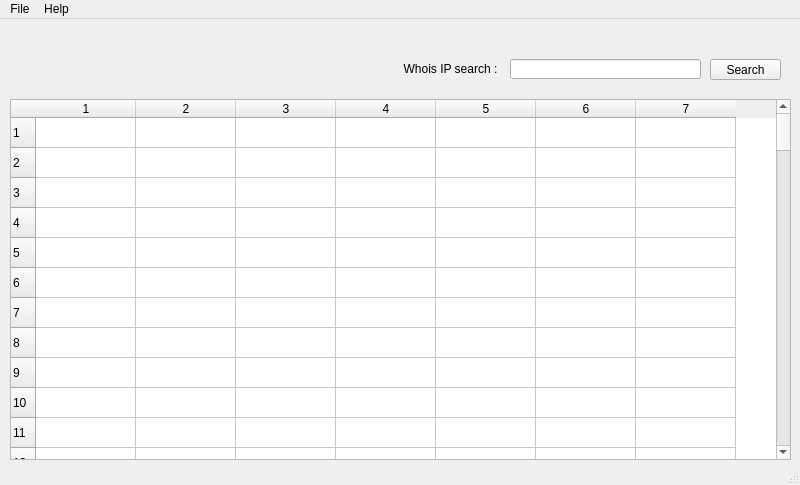
First picture: the form in main_form.ui, repository IT4211/eml-parser, before the edit.
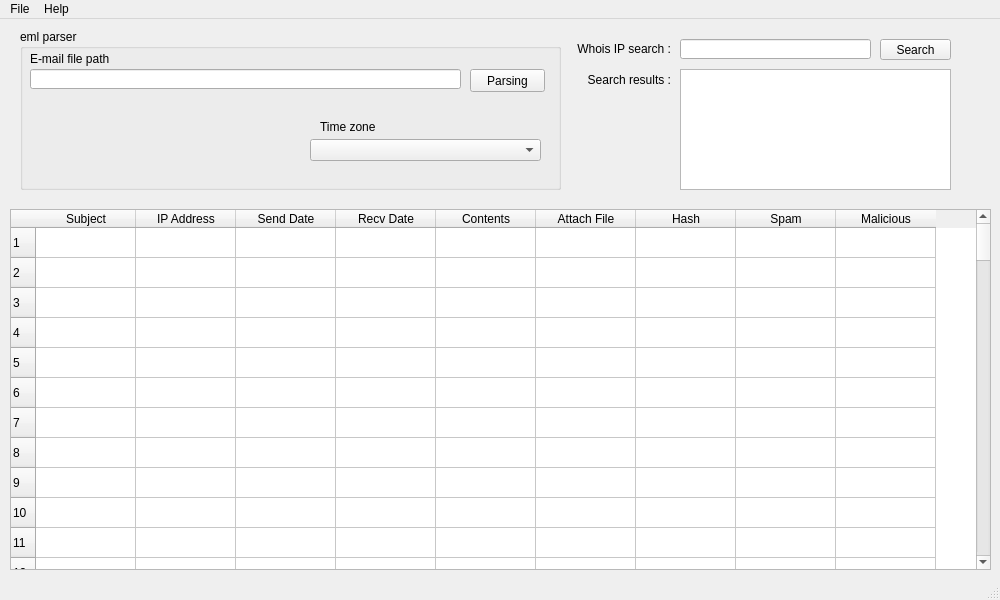
Second picture: the form after the edit.

Diff of the .ui file:
```diff
--- a/main_form.ui
+++ b/main_form.ui
@@ -6,26 +6,26 @@
    <rect>
     <x>0</x>
     <y>0</y>
-    <width>800</width>
-    <height>485</height>
+    <width>1000</width>
+    <height>600</height>
    </rect>
   </property>
   <property name="sizePolicy">
    <sizepolicy hsizetype="Fixed" vsizetype="Fixed">
-    <horstretch>0</horstretch>
+    <horstretch>100</horstretch>
     <verstretch>0</verstretch>
    </sizepolicy>
   </property>
   <property name="minimumSize">
    <size>
-    <width>800</width>
-    <height>485</height>
+    <width>1000</width>
+    <height>600</height>
    </size>
   </property>
   <property name="maximumSize">
    <size>
-    <width>800</width>
-    <height>485</height>
+    <width>1000</width>
+    <height>600</height>
    </size>
   </property>
   <property name="windowTitle">
@@ -36,8 +36,8 @@
     <property name="geometry">
      <rect>
       <x>10</x>
-      <y>80</y>
-      <width>781</width>
+      <y>190</y>
+      <width>981</width>
       <height>361</height>
      </rect>
     </property>
@@ -48,7 +48,7 @@
      <number>100</number>
     </property>
     <property name="columnCount">
-     <number>7</number>
+     <number>9</number>
     </property>
     <row/>
     <row/>
@@ -150,19 +150,57 @@
     <row/>
     <row/>
     <row/>
-    <column/>
-    <column/>
-    <column/>
-    <column/>
-    <column/>
-    <column/>
-    <column/>
+    <column>
+     <property name="text">
+      <string>Subject</string>
+     </property>
+    </column>
+    <column>
+     <property name="text">
+      <string>IP Address</string>
+     </property>
+    </column>
+    <column>
+     <property name="text">
+      <string>Send Date</string>
+     </property>
+    </column>
+    <column>
+     <property name="text">
+      <string>Recv Date</string>
+     </property>
+    </column>
+    <column>
+     <property name="text">
+      <string>Contents</string>
+     </property>
+    </column>
+    <column>
+     <property name="text">
+      <string>Attach File</string>
+     </property>
+    </column>
+    <column>
+     <property name="text">
+      <string>Hash</string>
+     </property>
+    </column>
+    <column>
+     <property name="text">
+      <string>Spam</string>
+     </property>
+    </column>
+    <column>
+     <property name="text">
+      <string>Malicious</string>
+     </property>
+    </column>
    </widget>
    <widget class="QPushButton" name="IPSearch_Button">
     <property name="geometry">
      <rect>
-      <x>710</x>
-      <y>40</y>
+      <x>880</x>
+      <y>20</y>
       <width>71</width>
       <height>21</height>
      </rect>
@@ -174,8 +212,8 @@
    <widget class="QLineEdit" name="IPinput_lineEdit">
     <property name="geometry">
      <rect>
-      <x>510</x>
-      <y>40</y>
+      <x>680</x>
+      <y>20</y>
       <width>191</width>
       <height>20</height>
      </rect>
@@ -184,9 +222,9 @@
    <widget class="QLabel" name="label">
     <property name="geometry">
      <rect>
-      <x>390</x>
-      <y>40</y>
-      <width>121</width>
+      <x>560</x>
+      <y>20</y>
+      <width>111</width>
       <height>20</height>
      </rect>
     </property>
@@ -194,16 +232,130 @@
      <string>Whois IP search :</string>
     </property>
     <property name="alignment">
-     <set>Qt::AlignCenter</set>
+     <set>Qt::AlignRight|Qt::AlignTrailing|Qt::AlignVCenter</set>
     </property>
    </widget>
+   <widget class="QTextEdit" name="Whois_res_TextEdit">
+    <property name="geometry">
+     <rect>
+      <x>680</x>
+      <y>50</y>
+      <width>271</width>
+      <height>121</height>
+     </rect>
+    </property>
+    <property name="readOnly">
+     <bool>true</bool>
+    </property>
+   </widget>
+   <widget class="QLabel" name="label_3">
+    <property name="geometry">
+     <rect>
+      <x>570</x>
+      <y>50</y>
+      <width>101</width>
+      <height>21</height>
+     </rect>
+    </property>
+    <property name="text">
+     <string>Search results :</string>
+    </property>
+    <property name="alignment">
+     <set>Qt::AlignRight|Qt::AlignTrailing|Qt::AlignVCenter</set>
+    </property>
+   </widget>
+   <widget class="QGroupBox" name="groupBox">
+    <property name="geometry">
+     <rect>
+      <x>20</x>
+      <y>10</y>
+      <width>541</width>
+      <height>161</height>
+     </rect>
+    </property>
+    <property name="title">
+     <string>eml parser</string>
+    </property>
+    <widget class="QLineEdit" name="pathdisplay_lineEdit">
+     <property name="geometry">
+      <rect>
+       <x>10</x>
+       <y>40</y>
+       <width>431</width>
+       <height>20</height>
+      </rect>
+     </property>
+     <property name="readOnly">
+      <bool>true</bool>
+     </property>
+    </widget>
+    <widget class="QLabel" name="label_2">
+     <property name="geometry">
+      <rect>
+       <x>10</x>
+       <y>20</y>
+       <width>111</width>
+       <height>20</height>
+      </rect>
+     </property>
+     <property name="text">
+      <string>E-mail file path</string>
+     </property>
+     <property name="alignment">
+      <set>Qt::AlignLeading|Qt::AlignLeft|Qt::AlignVCenter</set>
+     </property>
+    </widget>
+    <widget class="QLabel" name="label_4">
+     <property name="geometry">
+      <rect>
+       <x>300</x>
+       <y>90</y>
+       <width>71</width>
+       <height>16</height>
+      </rect>
+     </property>
+     <property name="text">
+      <string>Time zone</string>
+     </property>
+    </widget>
+    <widget class="QComboBox" name="comboBox">
+     <property name="geometry">
+      <rect>
+       <x>290</x>
+       <y>110</y>
+       <width>231</width>
+       <height>22</height>
+      </rect>
+     </property>
+    </widget>
+    <widget class="QPushButton" name="parsing_pushButton">
+     <property name="geometry">
+      <rect>
+       <x>450</x>
+       <y>40</y>
+       <width>75</width>
+       <height>23</height>
+      </rect>
+     </property>
+     <property name="text">
+      <string>Parsing</string>
+     </property>
+    </widget>
+   </widget>
+   <zorder>groupBox</zorder>
+   <zorder>parse_res_tableWidget</zorder>
+   <zorder>IPSearch_Button</zorder>
+   <zorder>IPinput_lineEdit</zorder>
+   <zorder>label</zorder>
+   <zorder>Whois_res_TextEdit</zorder>
+   <zorder>label_3</zorder>
   </widget>
   <widget class="QMenuBar" name="menubar">
    <property name="geometry">
     <rect>
      <x>0</x>
      <y>0</y>
-     <width>800</width>
+     <width>1000</width>
      <height>21</height>
     </rect>
    </property>
```
